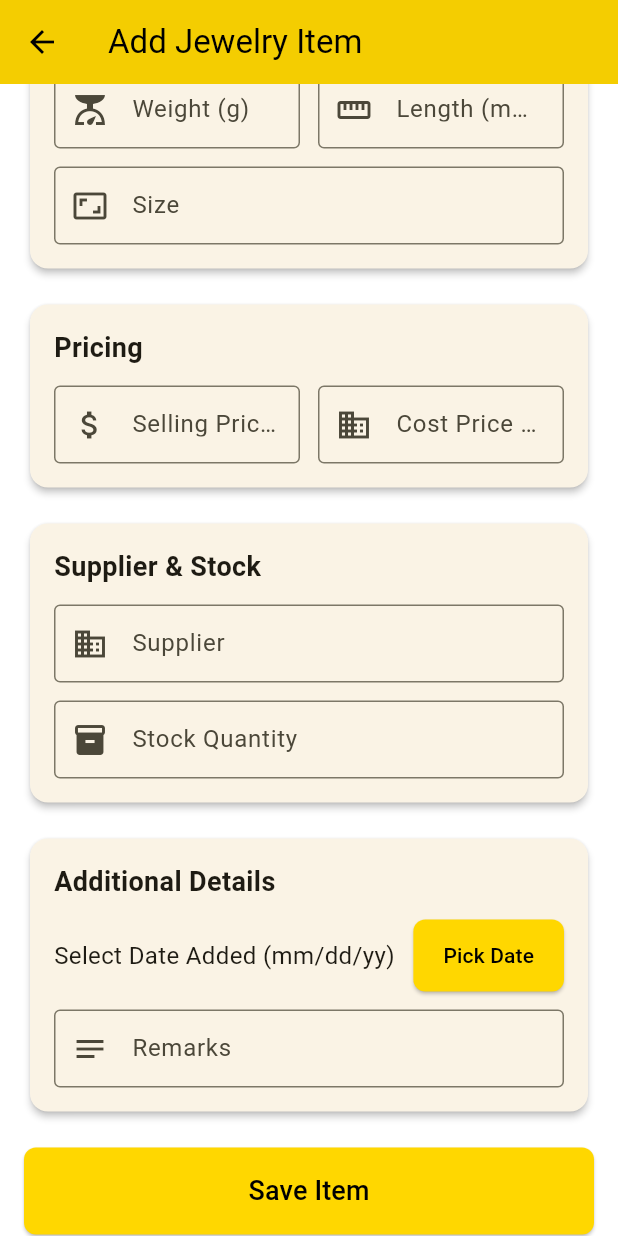
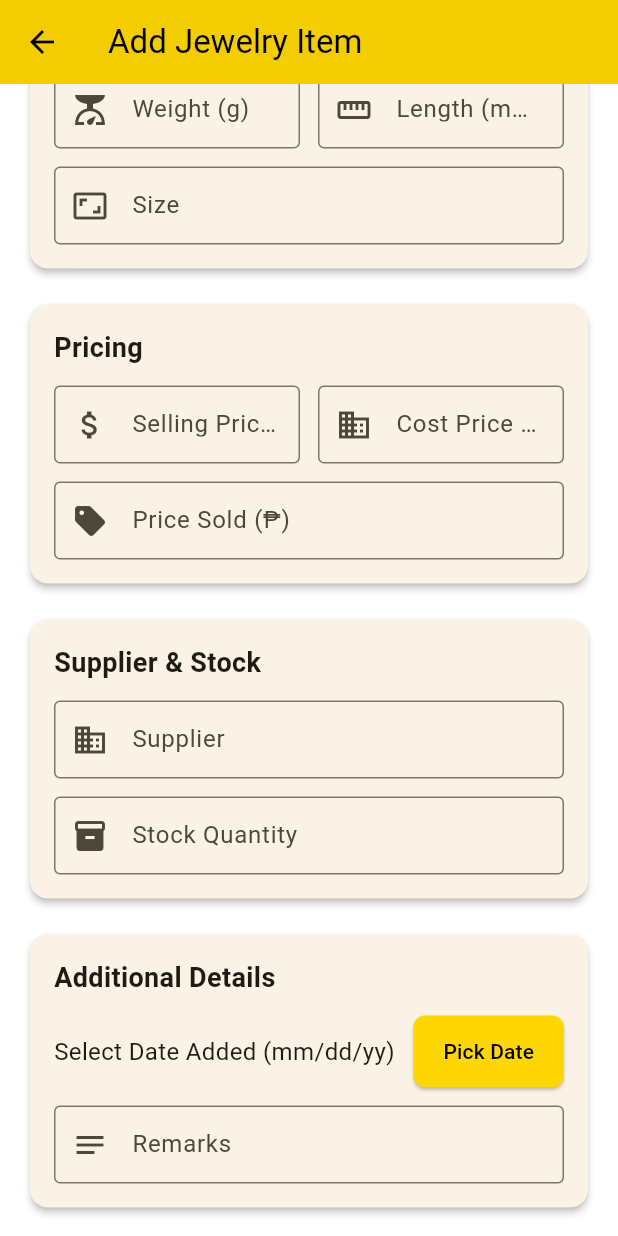
Before and after one commit to rosegoldsmithjewelry-art/jewelry-inventory-flutter, a Flutter app: the ItemFormScreen screen opened directly, scrolled down 1152 dp, on a phone screen of 412 x 824 dp. Run offline on Flutter 3.47's test engine with Material 3 defaults, Android fonts, the phone set to English and light mode, and no system bars; our stand-ins replace cached_network_image, cross_file, dio, flutter_dotenv, image_picker, pdf and 1 more; network calls fail.

Commit message:
Add Price Sold field to item form

```diff
--- a/lib/screens/item_form_screen.dart
+++ b/lib/screens/item_form_screen.dart
@@ -31,6 +31,7 @@ class _ItemFormScreenState extends State<ItemFormScreen> {
   final TextEditingController supplierController = TextEditingController();
   final TextEditingController stockQuantityController = TextEditingController();
   final TextEditingController remarksController = TextEditingController();
+  final TextEditingController soldPriceController = TextEditingController();
 
   // Dropdown options
   static const List<String> categories = ['ME', 'LE', 'HE', 'MN', 'LN', 'KN', 'MB', 'LB', 'KB', 'A'];
@@ -66,6 +67,7 @@ class _ItemFormScreenState extends State<ItemFormScreen> {
       supplierController.text = widget.item!['supplier'] ?? '';
       stockQuantityController.text = widget.item!['stockQuantity']?.toString() ?? '';
       remarksController.text = widget.item!['remarks'] ?? '';
+      soldPriceController.text = widget.item!['soldPrice']?.toString() ?? '';
       form['imageUrl'] = widget.item!['imageUrl'];
       if (widget.item!['dateAdded'] != null) {
         selectedDate = DateTime.parse(widget.item!['dateAdded']);
@@ -152,6 +154,7 @@ class _ItemFormScreenState extends State<ItemFormScreen> {
     supplierController.dispose();
     stockQuantityController.dispose();
     remarksController.dispose();
+    soldPriceController.dispose();
     super.dispose();
   }
   @override
@@ -428,6 +431,18 @@ class _ItemFormScreenState extends State<ItemFormScreen> {
                                 ),
                               ],
                             ),
+                            const SizedBox(height: 12),
+                            TextFormField(
+                              controller: soldPriceController,
+                              decoration: const InputDecoration(
+                                labelText: 'Price Sold (₱)',
+                                hintText: 'Optional - price when sold',
+                                border: OutlineInputBorder(),
+                                prefixIcon: Icon(Icons.sell),
+                              ),
+                              keyboardType: TextInputType.number,
+                              onSaved: (v) => form['soldPrice'] = double.tryParse(v ?? ''),
+                            ),
                           ],
                         ),
                       ),
```
